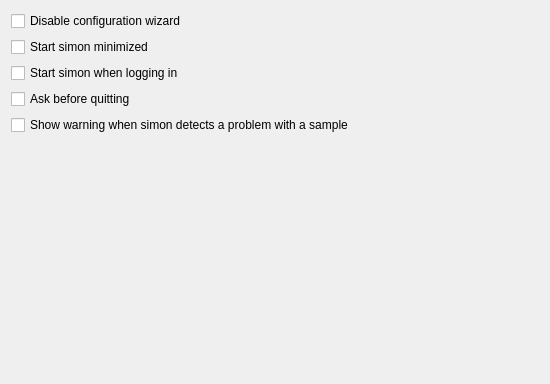
Old version of the form simon/src/simonappcore/generalsettingsdlg.ui in the repository KDE/simon.
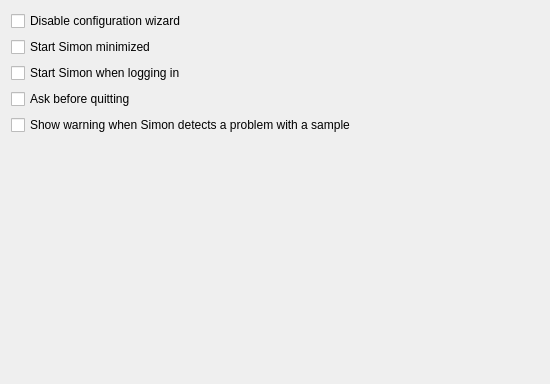
New version of the form.

The edit to the form file:
```diff
--- a/simon/src/simonappcore/generalsettingsdlg.ui
+++ b/simon/src/simonappcore/generalsettingsdlg.ui
@@ -24,14 +24,14 @@
    <item>
     <widget class="QCheckBox" name="kcfg_StartMinimized">
      <property name="text">
-      <string>Start simon minimized</string>
+      <string>Start Simon minimized</string>
      </property>
     </widget>
    </item>
    <item>
     <widget class="QCheckBox" name="kcfg_AutoStart">
      <property name="text">
-      <string>Start simon when logging in</string>
+      <string>Start Simon when logging in</string>
      </property>
     </widget>
    </item>
@@ -48,7 +48,7 @@
    <item>
     <widget class="QCheckBox" name="cbShowSampleWarning">
      <property name="text">
-      <string>Show warning when simon detects a problem with a sample</string>
+      <string>Show warning when Simon detects a problem with a sample</string>
      </property>
     </widget>
    </item>
```
